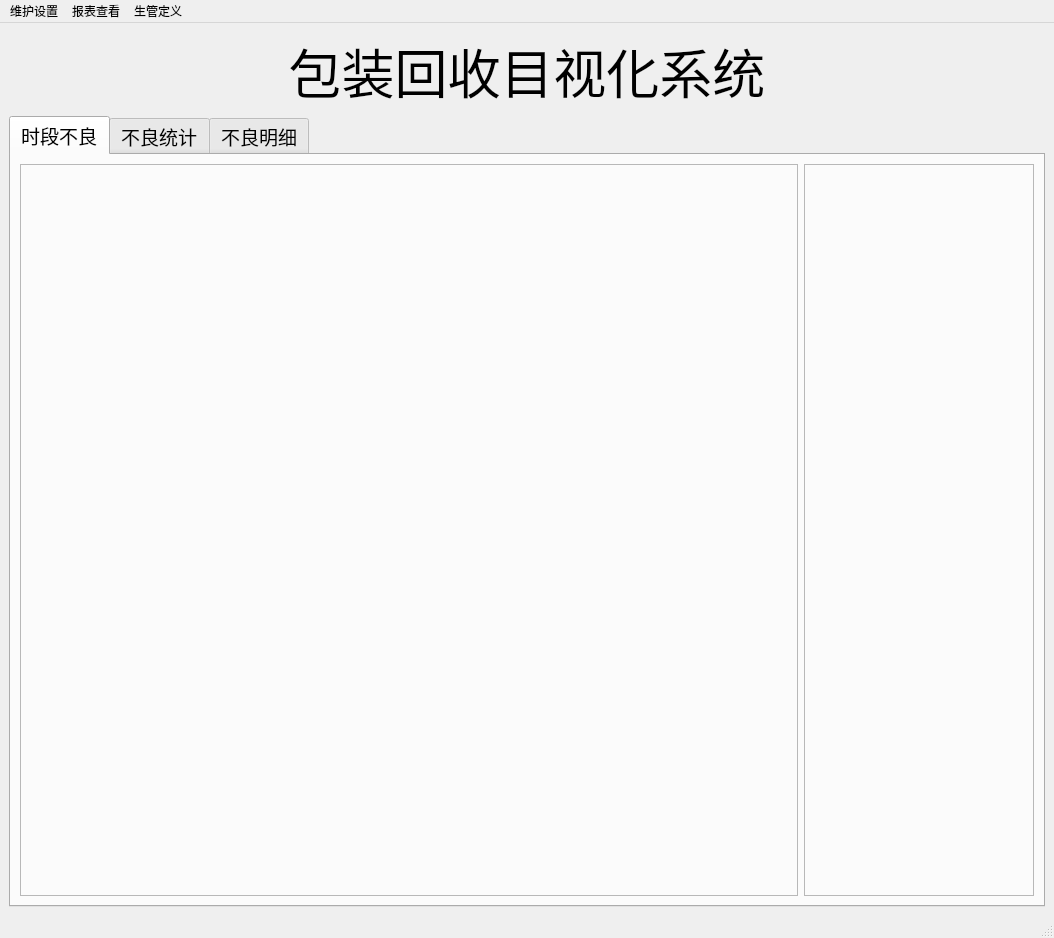
clang2you/packing_defective, file qt5_proj/mainForm.ui: the form before one commit.
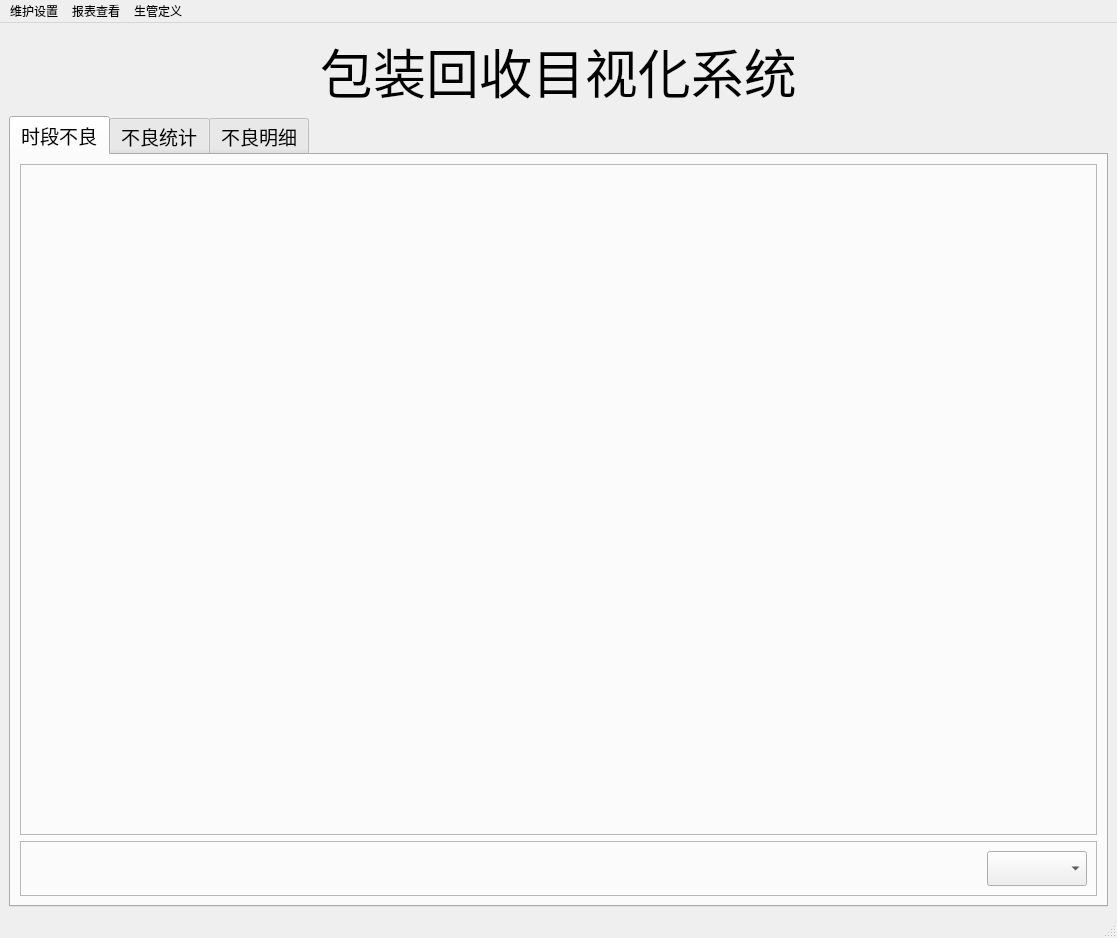
The form after the commit.

```diff
--- a/qt5_proj/mainForm.ui
+++ b/qt5_proj/mainForm.ui
@@ -6,8 +6,8 @@
    <rect>
     <x>0</x>
     <y>0</y>
-    <width>1054</width>
-    <height>914</height>
+    <width>1117</width>
+    <height>924</height>
    </rect>
   </property>
   <property name="windowTitle">
@@ -48,7 +48,7 @@
        <attribute name="title">
         <string>时段不良</string>
        </attribute>
-       <layout class="QHBoxLayout" name="horizontalLayout_2">
+       <layout class="QVBoxLayout" name="verticalLayout_3">
         <item>
          <widget class="QFrame" name="frame_2">
           <property name="sizePolicy">
@@ -75,14 +75,8 @@
          <widget class="QFrame" name="frame_3">
           <property name="minimumSize">
            <size>
-            <width>230</width>
-            <height>0</height>
-           </size>
-          </property>
-          <property name="maximumSize">
-           <size>
-            <width>230</width>
-            <height>16777215</height>
+            <width>0</width>
+            <height>30</height>
            </size>
           </property>
           <property name="frameShape">
@@ -91,6 +85,24 @@
           <property name="frameShadow">
            <enum>QFrame::Raised</enum>
           </property>
+          <layout class="QHBoxLayout" name="horizontalLayout_2">
+           <item>
+            <spacer name="horizontalSpacer_3">
+             <property name="orientation">
+              <enum>Qt::Horizontal</enum>
+             </property>
+             <property name="sizeHint" stdset="0">
+              <size>
+               <width>40</width>
+               <height>20</height>
+              </size>
+             </property>
+            </spacer>
+           </item>
+           <item>
+            <widget class="QComboBox" name="comboBox"/>
+           </item>
+          </layout>
          </widget>
         </item>
        </layout>
@@ -432,7 +444,7 @@
     <rect>
      <x>0</x>
      <y>0</y>
-     <width>1054</width>
+     <width>1117</width>
      <height>23</height>
     </rect>
    </property>
```
